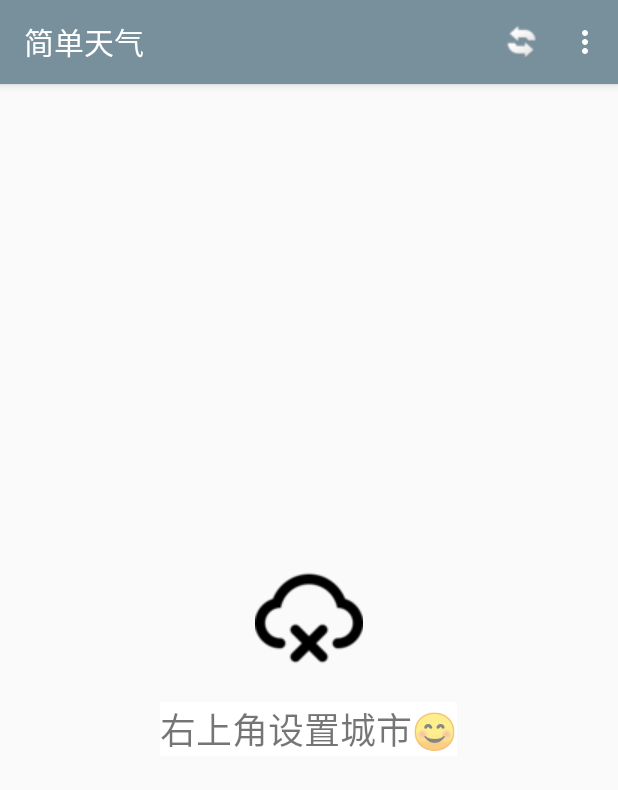
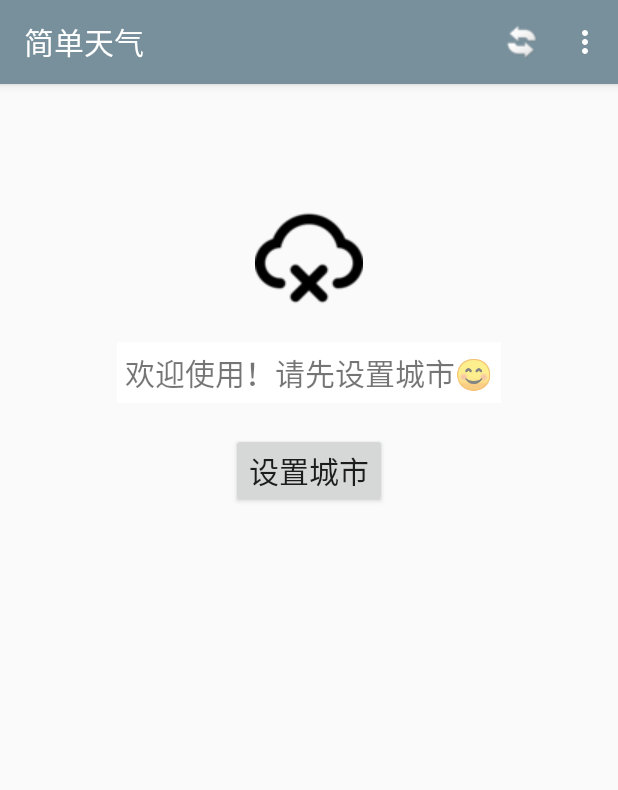
Before and after one commit to seekerzhouk/SimpleWeather, an Android app: the screen it shows after launch (MainActivity), after a tap on "刷新", on a phone screen of 412 x 824 dp. Shown: the top 790 px of the screen. Run offline under Robolectric (Android 15) with nearby library versions, the phone set to English and light mode, and no system bars.

Commit message:
1.首次使用，显示的界面新增“设置城市”按钮； 2.String资源修改。

```diff
--- a/app/build.gradle
+++ b/app/build.gradle
@@ -8,7 +8,6 @@ android {
         targetSdkVersion 27
         versionCode 1
         versionName "1.0"
-        testInstrumentationRunner "android.support.test.runner.AndroidJUnitRunner"
     }
     buildTypes {
         release {
@@ -22,7 +21,6 @@ dependencies {
     implementation fileTree(include: ['*.jar'], dir: 'libs')
     implementation 'com.android.support:appcompat-v7:27.1.1'
     implementation 'com.android.support.constraint:constraint-layout:1.1.3'
-    testImplementation 'junit:junit:4.12'
     androidTestImplementation 'com.android.support.test:runner:1.0.2'
     androidTestImplementation 'com.android.support.test.espresso:espresso-core:3.0.2'
     implementation 'com.android.support:recyclerview-v7:27.1.1'
--- a/app/src/main/java/com/seekerzhouk/android/simpleweather/activity/MainActivity.java
+++ b/app/src/main/java/com/seekerzhouk/android/simpleweather/activity/MainActivity.java
@@ -35,7 +35,7 @@ import okhttp3.OkHttpClient;
 import okhttp3.Request;
 import okhttp3.Response;
 
-public class MainActivity extends AppCompatActivity {
+public class MainActivity extends AppCompatActivity implements HintFragment.SetCityCallBack {
 
     private static final String TAG = "MainActivity";
     private static final boolean DBG = true;
@@ -70,8 +70,7 @@ public class MainActivity extends AppCompatActivity {
             //点击位置图标和位置TextView跳转到设置城市界面
             @Override
             public void setLocationClick() {
-                Intent intent = new Intent(MainActivity.this, SetCityActivity.class);
-                startActivityForResult(intent, REQUEST_CODE_TO_SET_CITY);
+                setCity();
             }
         };
 
@@ -93,7 +92,7 @@ public class MainActivity extends AppCompatActivity {
 
             // 提示对话框
             final ProgressDialog progressDialog = new ProgressDialog(MainActivity.this);
-            progressDialog.setMessage(getResources().getString(R.string.loading_str));
+            progressDialog.setMessage(getResources().getString(R.string.loading));
             progressDialog.show();
 
             OkHttpClient okHttpClient = new OkHttpClient.Builder()
@@ -142,7 +141,6 @@ public class MainActivity extends AppCompatActivity {
         } else {
             HintFragment hintFragment = new HintFragment();
             getFragmentManager().beginTransaction().add(R.id.main_fragment, hintFragment).commitAllowingStateLoss();
-
         }
     }
 
@@ -169,14 +167,13 @@ public class MainActivity extends AppCompatActivity {
         switch (item.getItemId()) {
             case R.id.action_refresh:
                 if (district == null) {
-                    Toast.makeText(this, R.string.havent_set_location, Toast.LENGTH_SHORT).show();
+                    Toast.makeText(this, R.string.location_not_set, Toast.LENGTH_SHORT).show();
                 } else {
                     refresh();
                 }
                 return true;
             case R.id.action_set_location:
-                Intent intent = new Intent(MainActivity.this, SetCityActivity.class);
-                startActivityForResult(intent, REQUEST_CODE_TO_SET_CITY);
+                setCity();
                 return true;
             case R.id.action_about:
                 startActivity(new Intent(this, AboutActivity.class));
@@ -188,23 +185,23 @@ public class MainActivity extends AppCompatActivity {
 
     }
 
+    @Override
+    public void setCity() {
+        Intent intent = new Intent(MainActivity.this, SetCityActivity.class);
+        startActivityForResult(intent, REQUEST_CODE_TO_SET_CITY);
+    }
+
     private long mBackPressedTime;
 
     //返回键的时间响应
     @Override
     public void onBackPressed() {
-//        super.onBackPressed();
         long curTime = SystemClock.uptimeMillis();
         if ((curTime - mBackPressedTime) < (3 * 1000)) {
             finish();
         } else {
             mBackPressedTime = curTime;
             Toast.makeText(this, R.string.tip_double_click_exit, Toast.LENGTH_LONG).show();
-//            Toast toast = new Toast(this);
-//            TextView textView = new TextView(this);
-//            textView.setText(R.string.tip_double_click_exit);
-//            toast.setView(textView);
-//            toast.show();
         }
     }
 
--- a/app/src/main/java/com/seekerzhouk/android/simpleweather/fragment/HintFragment.java
+++ b/app/src/main/java/com/seekerzhouk/android/simpleweather/fragment/HintFragment.java
@@ -1,8 +1,6 @@
 package com.seekerzhouk.android.simpleweather.fragment;
 
-import android.app.Activity;
 import android.app.Fragment;
-import android.content.Intent;
 import android.os.Bundle;
 import android.support.annotation.Nullable;
 import android.util.Log;
@@ -15,15 +13,32 @@ import com.seekerzhouk.android.simpleweather.R;
 
 public class HintFragment extends Fragment {
 
+    private final String TAG = HintFragment.class.getSimpleName();
+
     @Nullable
     @Override
     public View onCreateView(LayoutInflater inflater, @Nullable ViewGroup container, Bundle savedInstanceState) {
-        return inflater.inflate(R.layout.fragment_main,container,false);
+        return inflater.inflate(R.layout.fragment_main, container, false);
     }
 
     @Override
     public void onViewCreated(View view, @Nullable Bundle savedInstanceState) {
-
+        Button setCity = view.findViewById(R.id.btn_set_city);
+        setCity.setOnClickListener(new View.OnClickListener() {
+            @Override
+            public void onClick(View view) {
+                try {
+                    ((SetCityCallBack) getActivity()).setCity();
+                } catch (Exception e) {
+                    Log.e(TAG, "The activity this fragment located must implement SetCityCallBack.");
+                }
+            }
+        });
         super.onViewCreated(view, savedInstanceState);
     }
+
+    public interface SetCityCallBack {
+        void setCity();
+    }
+
 }
--- a/app/src/main/res/layout/activity_about.xml
+++ b/app/src/main/res/layout/activity_about.xml
@@ -22,7 +22,7 @@
         android:layout_width="wrap_content"
         android:layout_height="wrap_content"
         android:layout_marginTop="20dp"
-        android:text="@string/about_fuction"
+        android:text="@string/about_function"
         android:textSize="18sp"/>
 
     <LinearLayout
--- a/app/src/main/res/layout/activity_details.xml
+++ b/app/src/main/res/layout/activity_details.xml
@@ -48,7 +48,7 @@
                 android:layout_height="wrap_content"
                 android:layout_gravity="center_horizontal"
                 android:layout_marginTop="10dp"
-                android:text="@string/wind_discription"
+                android:text="@string/wind_description"
                 android:textSize="24sp"/>
             <TextView
                 android:id="@+id/tv_details_wind_discription"
--- a/app/src/main/res/layout/fragment_main.xml
+++ b/app/src/main/res/layout/fragment_main.xml
@@ -3,7 +3,8 @@
     android:layout_width="match_parent"
     android:layout_height="match_parent"
     android:orientation="vertical"
-    android:gravity="center">
+    android:paddingTop="80dp"
+    android:gravity="center_horizontal">
 
 
     <ImageView
@@ -16,8 +17,17 @@
         android:layout_height="wrap_content"
         android:background="@color/fragment_text"
         android:layout_marginTop="20dp"
+        android:padding="5dp"
         android:text="@string/please_set_city"
-        android:textSize="24sp"/>
+        android:textSize="20sp"/>
+
+    <Button
+        android:id="@+id/btn_set_city"
+        android:layout_marginTop="20dp"
+        android:layout_width="wrap_content"
+        android:layout_height="wrap_content"
+        android:text="@string/set_city"
+        android:textSize="20sp"/>
 
 
 
--- a/app/src/main/res/values/strings.xml
+++ b/app/src/main/res/values/strings.xml
@@ -9,14 +9,14 @@
     <string name="city_county">市/区</string>
     <string name="county_county">区/县</string>
     <string name="confirm">确定</string>
-    <string name="please_set_city">右上角设置城市😊</string>
+    <string name="please_set_city">欢迎使用！请先设置城市😊</string>
     <string name="tip_double_click_exit">再点一次退出程序</string>
-    <string name="havent_set_location">未设置城市</string>
-    <string name="about_fuction">支持全国三千多个城市的天气查询</string>
+    <string name="location_not_set">未设置城市</string>
+    <string name="about_function">支持全国三千多个城市的天气查询</string>
     <string name="about_developer">作者:</string>
-    <string name="about_developer_name">周康</string>
+    <string name="about_developer_name">seekerzhouk</string>
     <string name="version">version:</string>
-    <string name="wind_discription">风力：</string>
-    <string name="loading_str">正在刷新...</string>
+    <string name="wind_description">风力：</string>
+    <string name="loading">正在刷新…</string>
     <string name="succeed_refresh_str">刷新成功</string>
 </resources>
```
